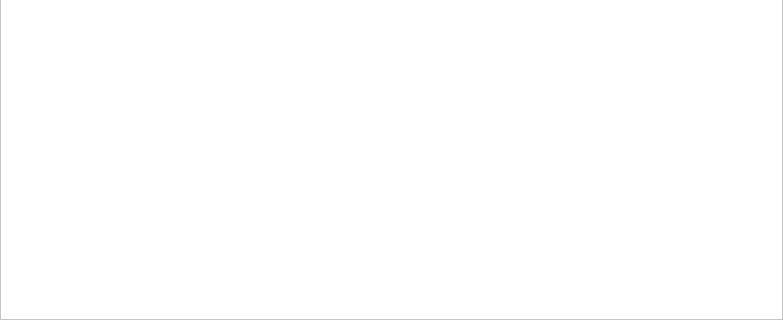
This is QtApp/forms/appointment.ui in SanriaArgos/MedScheduler as Qt 5 draws it before an edit; both pictures show x 0 to 783 and y 263 to 583 of the 783 by 583 pixel window. The edited form follows.
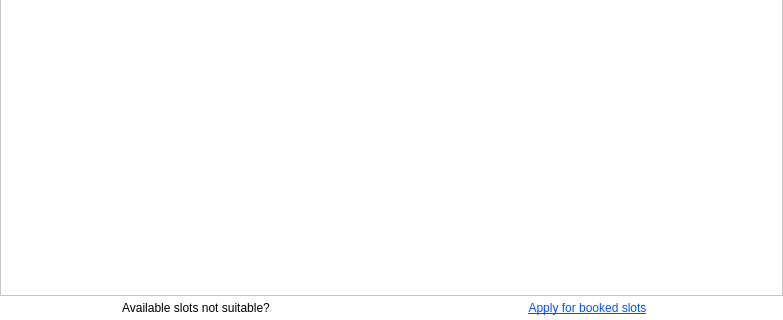
This is the edited form. Icons and pictures are not drawn.

Commit message: add: add patient to waitlist

Patch:
```diff
--- a/QtApp/forms/appointment.ui
+++ b/QtApp/forms/appointment.ui
@@ -114,12 +114,55 @@
         <x>0</x>
         <y>0</y>
         <width>781</width>
-        <height>541</height>
+        <height>515</height>
        </rect>
       </property>
      </widget>
     </widget>
    </item>
+   <item>
+    <widget class="QWidget" name="widget" native="true">
+     <layout class="QHBoxLayout" name="horizontalLayout_2">
+      <property name="spacing">
+       <number>0</number>
+      </property>
+      <property name="leftMargin">
+       <number>0</number>
+      </property>
+      <property name="topMargin">
+       <number>5</number>
+      </property>
+      <property name="rightMargin">
+       <number>0</number>
+      </property>
+      <property name="bottomMargin">
+       <number>5</number>
+      </property>
+      <item>
+       <widget class="QLabel" name="label">
+        <property name="text">
+         <string>Available slots not suitable?</string>
+        </property>
+        <property name="alignment">
+         <set>Qt::AlignmentFlag::AlignCenter</set>
+        </property>
+       </widget>
+      </item>
+      <item>
+       <widget class="QPushButton" name="add_to_waitlist_button">
+        <property name="styleSheet">
+         <string notr="true">color: rgb(0, 85, 255);
+text-decoration: underline;
+font: 9pt &quot;Segoe UI&quot;; border: none;</string>
+        </property>
+        <property name="text">
+         <string>Apply for booked slots</string>
+        </property>
+       </widget>
+      </item>
+     </layout>
+    </widget>
+   </item>
   </layout>
  </widget>
  <resources>
```
The commit also changes 7 other files.
